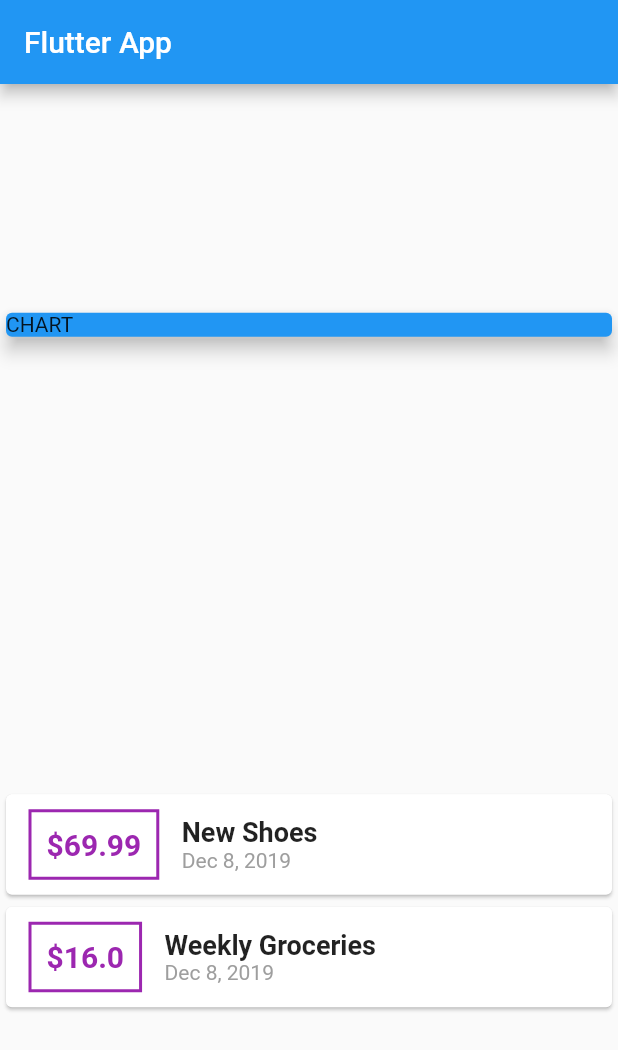
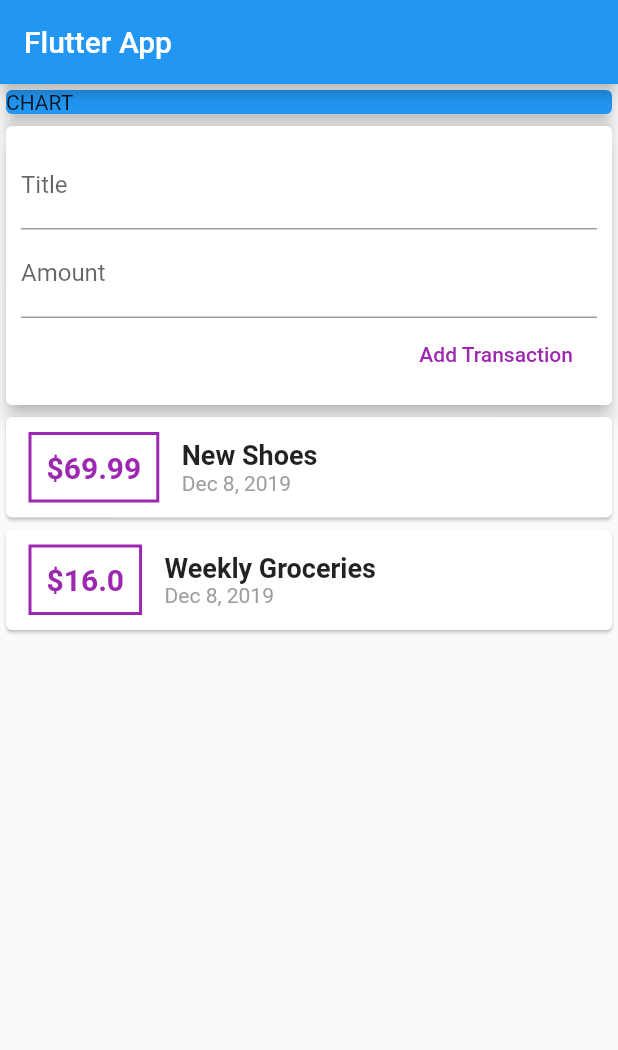
Before and after one commit to mricky/flutter_personal_expense, a Flutter app: the screen it shows after launch, on a phone screen of 412 x 824 dp. Shown: the top 1050 px of the screen. Run offline on Flutter 3.47's test engine with Material 2 defaults, Android fonts, the phone set to English and light mode, and no system bars.

Commit message:
Adding Text Input Widget (TextField)

```diff
--- a/lib/main.dart
+++ b/lib/main.dart
@@ -22,7 +22,7 @@ class MyHomePage extends StatelessWidget {
         title: Text("Flutter App"),
       ),
       body: Column(
-        mainAxisAlignment: MainAxisAlignment.spaceAround,
+       // mainAxisAlignment: MainAxisAlignment.start,
         crossAxisAlignment: CrossAxisAlignment.stretch,
         children: <Widget>[
           Container(
@@ -31,6 +31,23 @@ class MyHomePage extends StatelessWidget {
               color: Colors.blue,
               child: Text('CHART'),
               elevation: 5,
+            ),
+          ),
+          Card(
+            elevation: 5,
+            child: Container(
+              padding: EdgeInsets.all(10),
+              child: Column(
+                crossAxisAlignment: CrossAxisAlignment.end,
+                children: <Widget>[
+                  TextField(decoration: InputDecoration(labelText: 'Title'),),
+                  TextField(decoration: InputDecoration(labelText: 'Amount'),),
+                  FlatButton(child: Text('Add Transaction'),
+                   textColor: Colors.purple,
+                    onPressed: (){},
+                  ),
+                ],
+              ),
             ),
           ),
           Column(children: transaction.map((tx){
```
